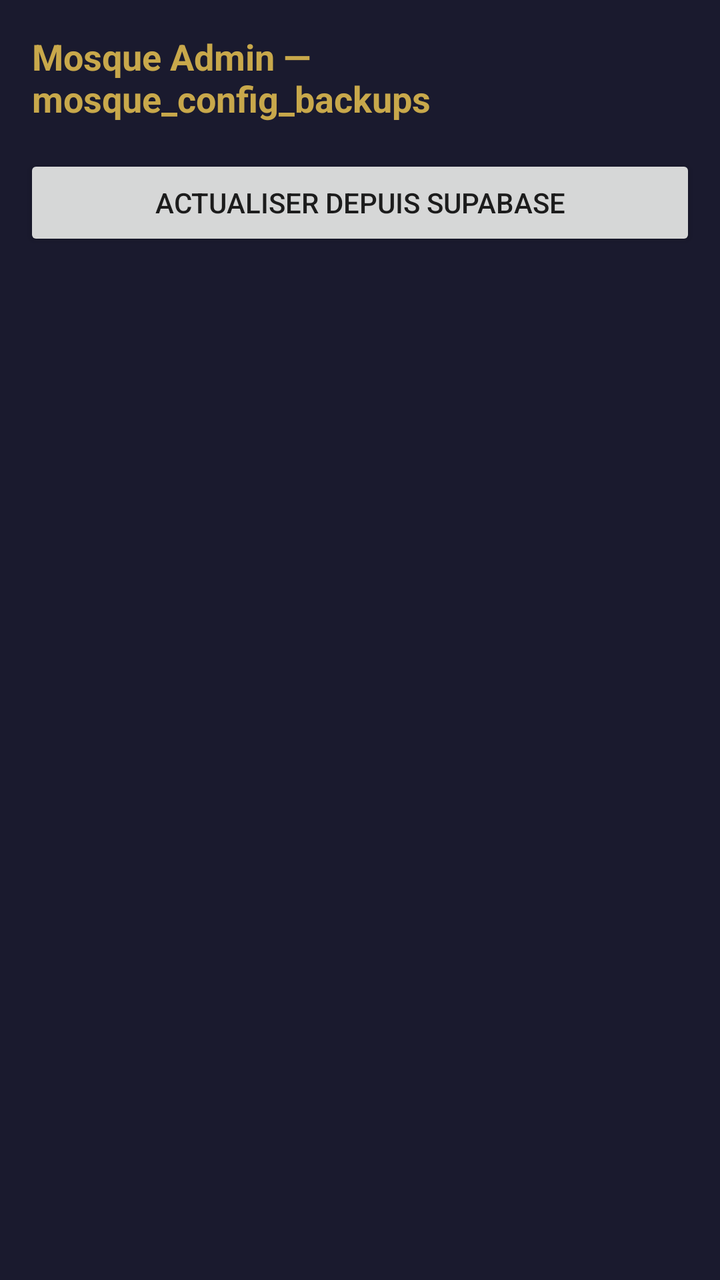
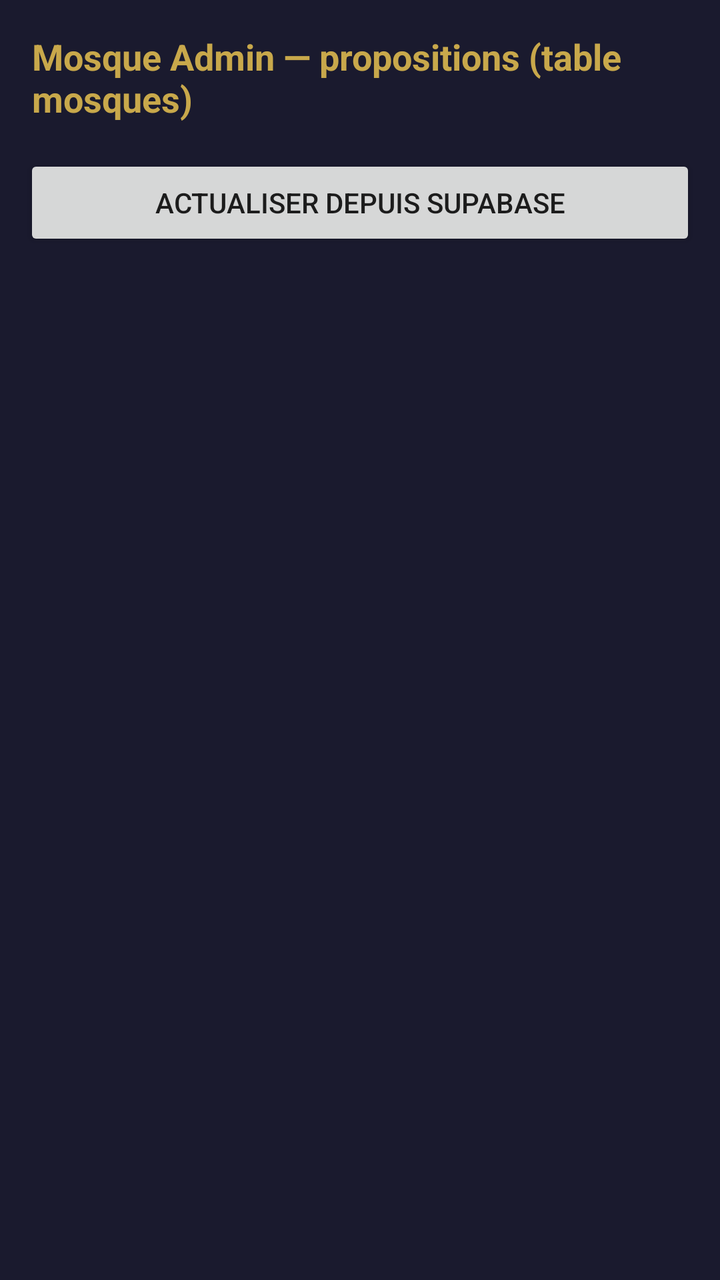

An Android layout rendered at two revisions. The XML below is the earlier revision; the diff shows what the commit changed to produce the second picture.
<!-- AndroidManifest.xml: application theme Theme.AppCompat.DayNight.NoActionBar -->
<!-- res/layout/activity_main.xml -->
<?xml version="1.0" encoding="utf-8"?>
<LinearLayout xmlns:android="http://schemas.android.com/apk/res/android"
    android:layout_width="match_parent"
    android:layout_height="match_parent"
    android:orientation="vertical"
    android:background="#1a1a2e">

    <TextView
        android:layout_width="match_parent"
        android:layout_height="wrap_content"
        android:padding="16dp"
        android:text="Mosque Admin — mosque_config_backups"
        android:textColor="#c8a84b"
        android:textSize="18sp"
        android:textStyle="bold" />

    <Button
        android:id="@+id/btnRefresh"
        android:layout_width="match_parent"
        android:layout_height="wrap_content"
        android:layout_marginHorizontal="12dp"
        android:text="Actualiser depuis Supabase" />

    <TextView
        android:id="@+id/txtGlobalStatus"
        android:layout_width="match_parent"
        android:layout_height="wrap_content"
        android:padding="12dp"
        android:textColor="#aaaaaa"
        android:text="" />

    <ScrollView
        android:id="@+id/scrollList"
        android:layout_width="match_parent"
        android:layout_height="0dp"
        android:layout_weight="1"
        android:visibility="visible">

        <LinearLayout
            android:id="@+id/listContainer"
            android:layout_width="match_parent"
            android:layout_height="wrap_content"
            android:orientation="vertical"
            android:padding="8dp" />

    </ScrollView>

    <ScrollView
        android:id="@+id/scrollDetail"
        android:layout_width="match_parent"
        android:layout_height="0dp"
        android:layout_weight="1"
        android:visibility="gone">

        <LinearLayout
            android:layout_width="match_parent"
            android:layout_height="wrap_content"
            android:orientation="vertical"
            android:padding="8dp">

            <Button
                android:id="@+id/btnBack"
                android:layout_width="wrap_content"
                android:layout_height="wrap_content"
                android:text="&lt; Retour à la liste" />

            <LinearLayout
                android:id="@+id/detailContainer"
                android:layout_width="match_parent"
                android:layout_height="wrap_content"
                android:orientation="vertical"
                android:padding="8dp" />

        </LinearLayout>

    </ScrollView>

</LinearLayout>
<!-- resources referenced by this layout -->
<resources>

</resources>

<!-- the commit's change to res/layout/activity_main.xml (unified diff, before → after) -->
@@ -9,7 +9,7 @@
         android:layout_width="match_parent"
         android:layout_height="wrap_content"
         android:padding="16dp"
-        android:text="Mosque Admin — mosque_config_backups"
+        android:text="Mosque Admin — propositions (table mosques)"
         android:textColor="#c8a84b"
         android:textSize="18sp"
         android:textStyle="bold" />
